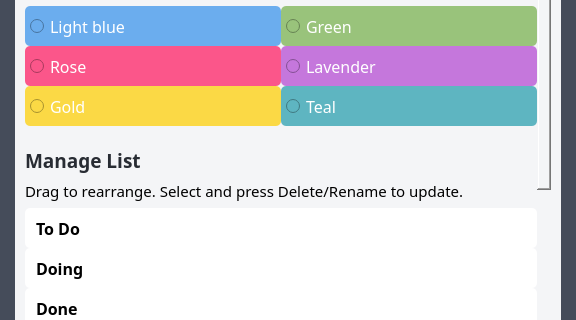
Above: src/ui/board_settings_bkp.ui from dulapahv/Kanbaru before the change; both pictures show x 0 to 576 and y 206 to 526 of the 576 by 678 pixel window. Below: the same form after it.
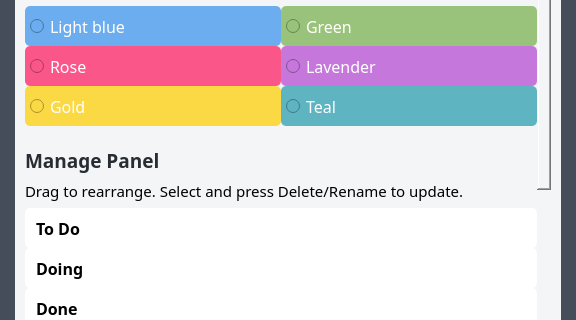
That is the form after the change. Icons and pictures are not drawn.

Commit message: Change name from List to Panel, UI enhancement, Code clean up

What changed in the file:
```diff
--- a/src/ui/board_settings_bkp.ui
+++ b/src/ui/board_settings_bkp.ui
@@ -141,7 +141,7 @@
              <property name="geometry">
               <rect>
                <x>0</x>
-               <y>-240</y>
+               <y>0</y>
                <width>516</width>
                <height>871</height>
               </rect>
@@ -475,7 +475,7 @@
                      <string notr="true">color: #282c33;</string>
                     </property>
                     <property name="text">
-                     <string>Manage List</string>
+                     <string>Manage Panel</string>
                     </property>
                     <property name="wordWrap">
                      <bool>true</bool>
```
The commit also changes 10 other files.
